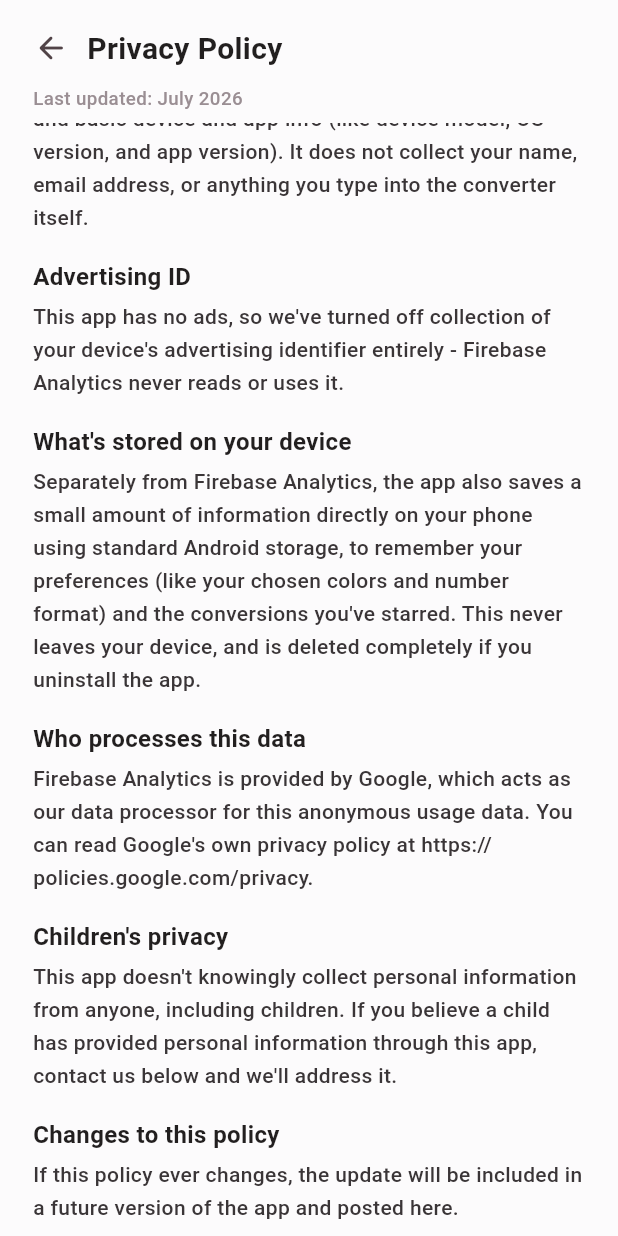
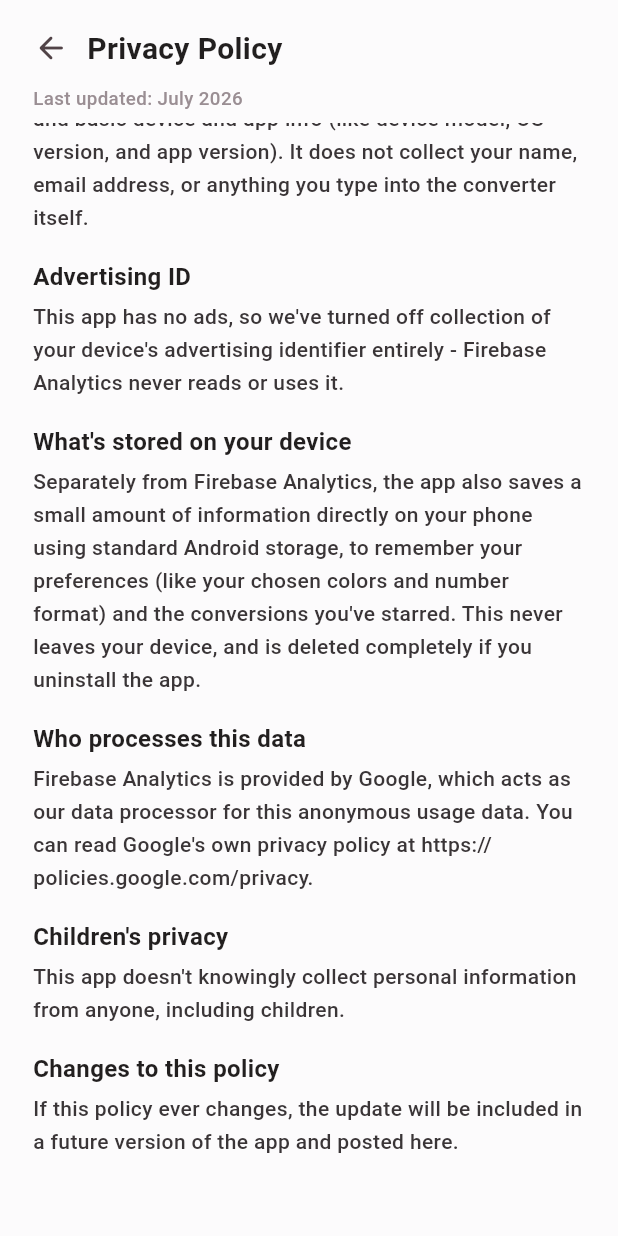
Before and after one commit to uncagedspirit/unit-convertor, a Flutter app: the PrivacyPolicyScreen widget shown alone on an empty page, opened directly, scrolled down 332 dp, on a phone screen of 412 x 824 dp. Run offline on Flutter 3.47's test engine with Material 3 defaults, Android fonts, the phone set to English and light mode, and no system bars; our stand-ins replace firebase_analytics, firebase_core, shared_preferences; accounts and stored records are empty; Roboto replaces fonts that are missing (Fredoka, Plus Jakarta Sans).

Commit message:
Remove placeholder support-email contact section from legal pages
No verified support address exists yet, and the instructions this repo
follows disallow personal contact info in the legal copy - drop the
"Contact us" section (in-app and static docs) rather than ship an
example.com placeholder.

Co-Authored-By: Claude Sonnet 5 <noreply@anthropic.com>

```diff
--- a/lib/screens/legal/privacy_policy_screen.dart
+++ b/lib/screens/legal/privacy_policy_screen.dart
@@ -1,10 +1,6 @@
 import 'package:flutter/material.dart';
 
 import 'legal_document_screen.dart';
-
-/// Contact info is intentionally a placeholder - fill in a real support
-/// address before publishing.
-const supportContactEmail = 'your-support-email@example.com';
 
 class PrivacyPolicyScreen extends StatelessWidget {
   const PrivacyPolicyScreen({super.key});
@@ -60,19 +56,13 @@ class PrivacyPolicyScreen extends StatelessWidget {
         LegalSection(
           "Children's privacy",
           "This app doesn't knowingly collect personal information from "
-              'anyone, including children. If you believe a child has '
-              'provided personal information through this app, contact us '
-              "below and we'll address it.",
+              'anyone, including children.',
         ),
         LegalSection(
           'Changes to this policy',
           'If this policy ever changes, the update will be included in a '
               'future version of the app and posted here.',
         ),
-        LegalSection(
-          'Contact us',
-          'Questions about this policy? Reach out at $supportContactEmail.',
-        ),
       ],
     );
   }
--- a/lib/screens/legal/terms_screen.dart
+++ b/lib/screens/legal/terms_screen.dart
@@ -1,7 +1,6 @@
 import 'package:flutter/material.dart';
 
 import 'legal_document_screen.dart';
-import 'privacy_policy_screen.dart' show supportContactEmail;
 
 class TermsScreen extends StatelessWidget {
   const TermsScreen({super.key});
@@ -48,10 +47,6 @@ class TermsScreen extends StatelessWidget {
           'We may update these terms from time to time. Continuing to use '
               'the app after an update means you accept the revised terms.',
         ),
-        LegalSection(
-          'Contact us',
-          'Questions about these terms? Reach out at $supportContactEmail.',
-        ),
       ],
     );
   }
```
Also changed, not shown: 3 other files.
